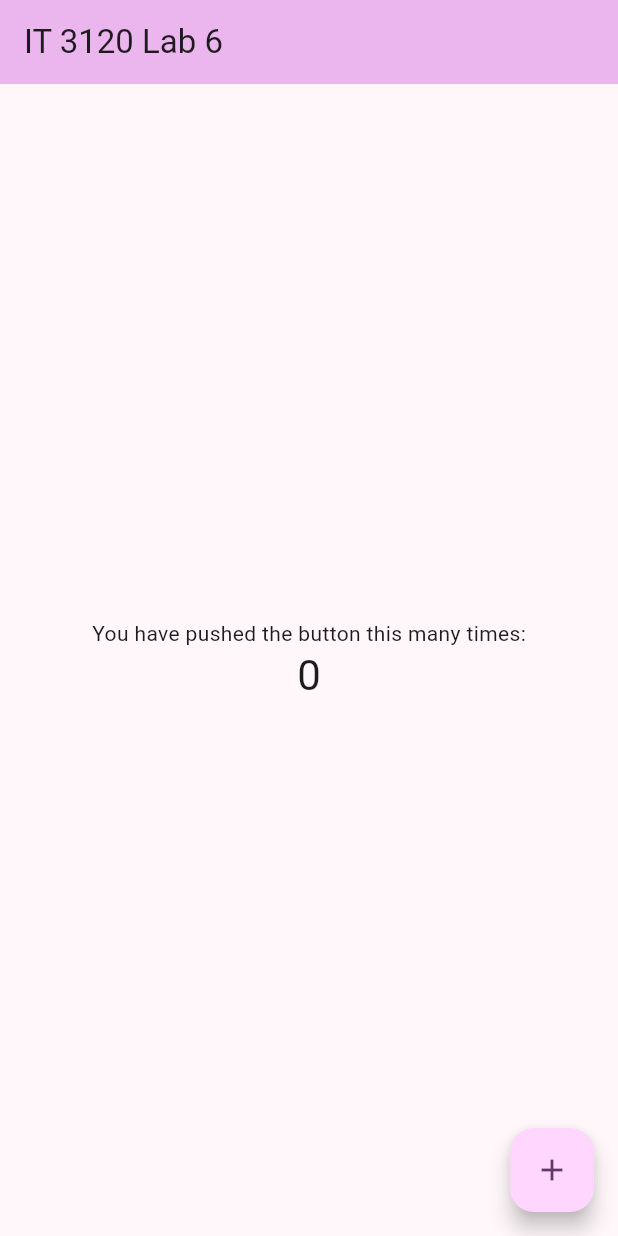
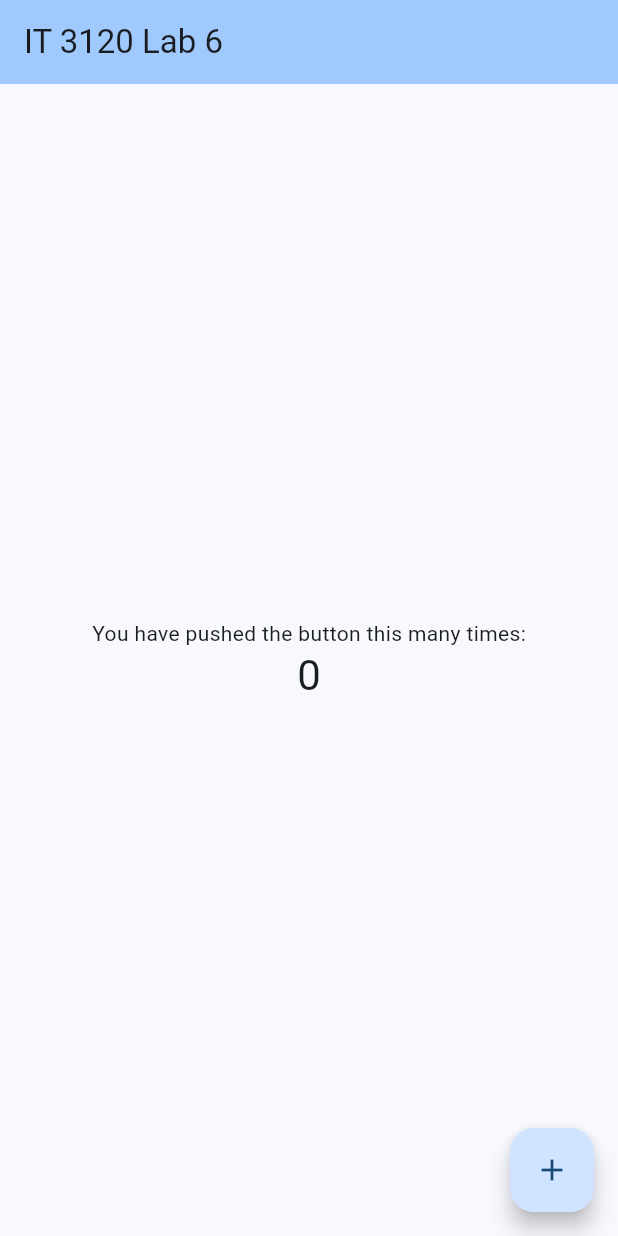
Before and after one commit to hotdogwithcheese/it3120-lab6, a Flutter app: the screen it shows after launch, on a phone screen of 412 x 824 dp. Run offline on Flutter 3.47's test engine with Material 3 defaults, Android fonts, the phone set to English and light mode, and no system bars.

Commit message:
Changing Color to Blue

```diff
--- a/lib/main.dart
+++ b/lib/main.dart
@@ -28,7 +28,7 @@ class MyApp extends StatelessWidget {
         //
         // This works for code too, not just values: Most code changes can be
         // tested with just a hot reload.
-        colorScheme: ColorScheme.fromSeed(seedColor: Colors.purple),
+        colorScheme: ColorScheme.fromSeed(seedColor: Colors.blue),
       ),
       home: const MyHomePage(title: 'IT 3120 Lab 6'),
     );
```
